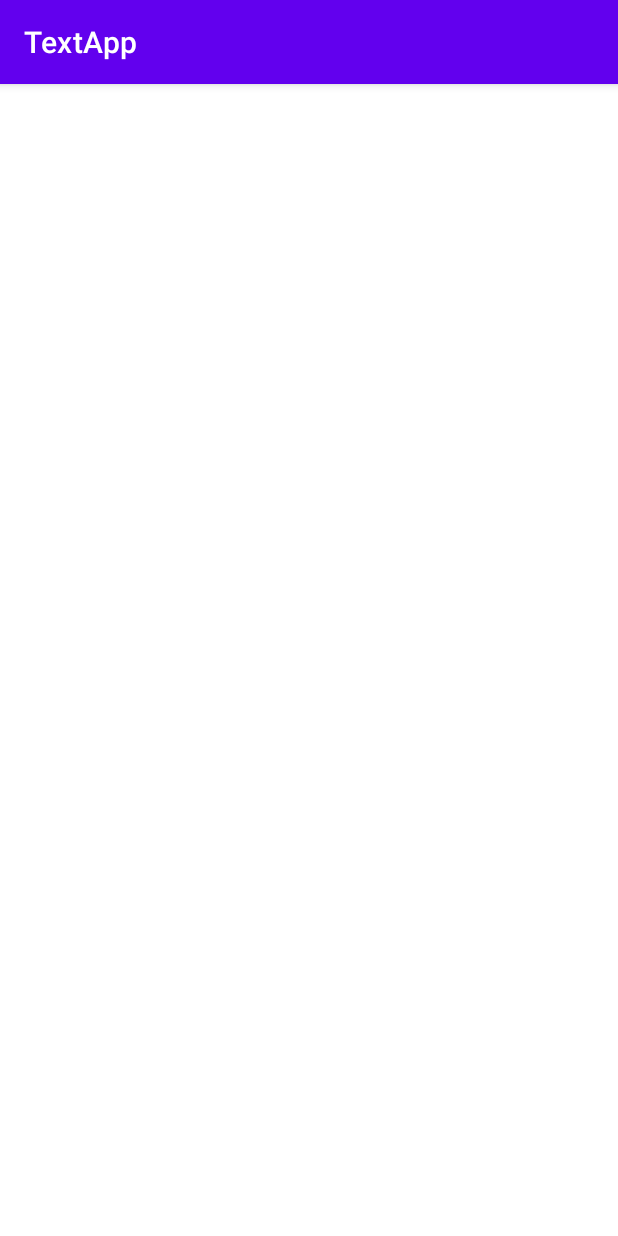
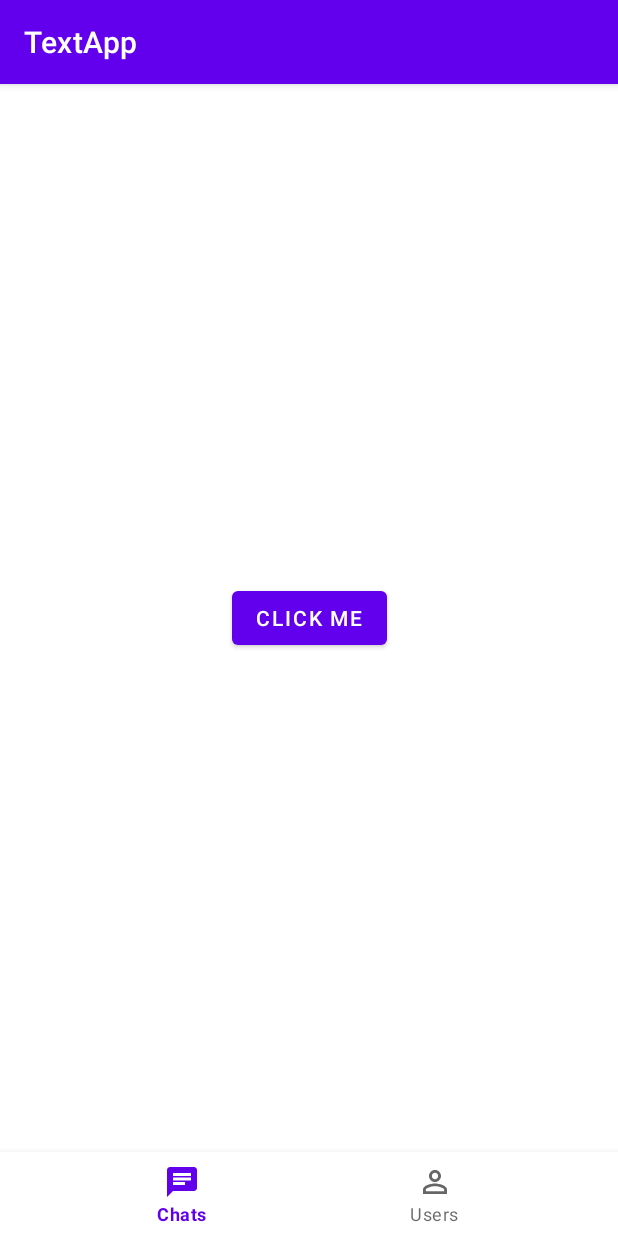
Before and after one commit to anuragsingh23/Text-App, an Android app: the screen it shows after launch (MainActivity), on a phone screen of 412 x 824 dp. Run offline under Robolectric (Android 15) with nearby library versions, the phone set to English and light mode, and no system bars; our stand-ins replace Dagger/Hilt's generated code.

Commit message:
initial setup  done -> navigation ,  dagger ,fragment,activity

```diff
--- a/app/build.gradle
+++ b/app/build.gradle
@@ -79,6 +79,8 @@ dependencies {
     // Declare the dependency for the Firebase Authentication library
     // When using the BoM, you don't specify versions in Firebase library dependencies
     implementation 'com.google.firebase:firebase-auth-ktx'
+    implementation 'com.google.firebase:firebase-analytics:20.0.2'
+    implementation 'com.google.firebase:firebase-auth:21.0.1'
 
     //splash screen 12
     implementation 'androidx.core:core-splashscreen:1.0.0-alpha02'
--- a/app/src/main/java/com/example/textapp/ui/MainActivity.kt
+++ b/app/src/main/java/com/example/textapp/ui/activities/MainActivity.kt
@@ -1,7 +1,8 @@
-package com.example.textapp.ui
+package com.example.textapp.ui.activities
 
 import androidx.appcompat.app.AppCompatActivity
 import android.os.Bundle
+import com.example.textapp.R
 import com.example.textapp.databinding.ActivityMainBinding
 
 class MainActivity : AppCompatActivity() {
@@ -13,4 +14,6 @@ class MainActivity : AppCompatActivity() {
         binding= ActivityMainBinding.inflate(layoutInflater)
         setContentView(binding.root)
     }
+
+
 }
--- a/app/src/main/java/com/example/textapp/ui/fragment/SigninFragment.kt
+++ b/app/src/main/java/com/example/textapp/ui/fragment/SigninFragment.kt
@@ -1,7 +1,30 @@
 package com.example.textapp.ui.fragment
 
+import android.os.Bundle
+import android.view.LayoutInflater
+import android.view.View
+import android.view.ViewGroup
 import androidx.fragment.app.Fragment
+import androidx.navigation.fragment.findNavController
 import com.example.textapp.R
+import com.example.textapp.databinding.FragmentSigninBinding
 
 class SigninFragment: Fragment(R.layout.fragment_signin) {
+
+    private var binding : FragmentSigninBinding? = null
+
+    override fun onCreateView(
+        inflater: LayoutInflater,
+        container: ViewGroup?,
+        savedInstanceState: Bundle?
+    ): View? {
+        binding = FragmentSigninBinding.inflate(layoutInflater,container,false)
+
+        binding?.btn?.setOnClickListener {
+            findNavController().navigate(R.id.action_signinFragment_to_confirmationFragment)
+        }
+        return binding?.root
+
+
+    }
 }
--- a/app/src/main/res/layout/activity_main.xml
+++ b/app/src/main/res/layout/activity_main.xml
@@ -4,7 +4,7 @@ xmlns:app="http://schemas.android.com/apk/res-auto"
 xmlns:tools="http://schemas.android.com/tools"
 android:layout_width="match_parent"
 android:layout_height="match_parent"
-tools:context=".ui.MainActivity">
+tools:context=".ui.activities.MainActivity">
 
 <FrameLayout
     android:id="@+id/flFragment"
@@ -17,12 +17,14 @@ tools:context=".ui.MainActivity">
     app:layout_constraintTop_toTopOf="parent">
 
     <fragment
-        android:id="@+id/newsNavHostFragment"
+        android:id="@+id/auth"
         android:name="androidx.navigation.fragment.NavHostFragment"
         android:layout_width="match_parent"
         android:layout_height="match_parent"
-        app:defaultNavHost="true"
-        app:navGraph="@navigation/nav_graph" />
+        app:navGraph="@navigation/nav_graph"
+        app:defaultNavHost="true" />
+
+
 
 </FrameLayout>
 
--- a/app/src/main/res/layout/fragment_chat.xml
+++ b/app/src/main/res/layout/fragment_chat.xml
@@ -4,12 +4,13 @@
     xmlns:tools="http://schemas.android.com/tools"
     android:layout_width="match_parent"
     android:layout_height="match_parent"
-    tools:context=".ui.MainActivity">
+    tools:context=".ui.activities.MainActivity">
 
     <TextView
         android:layout_width="wrap_content"
         android:layout_height="wrap_content"
-        android:text="Hello World!"
+        android:id="@+id/txt"
+        android:text="@string/chat"
         app:layout_constraintBottom_toBottomOf="parent"
         app:layout_constraintLeft_toLeftOf="parent"
         app:layout_constraintRight_toRightOf="parent"
--- a/app/src/main/res/layout/fragment_confirmation.xml
+++ b/app/src/main/res/layout/fragment_confirmation.xml
@@ -4,7 +4,7 @@
     xmlns:tools="http://schemas.android.com/tools"
     android:layout_width="match_parent"
     android:layout_height="match_parent"
-    tools:context=".ui.MainActivity">
+    tools:context=".ui.activities.MainActivity">
 
     <TextView
         android:layout_width="wrap_content"
--- a/app/src/main/res/layout/fragment_login.xml
+++ b/app/src/main/res/layout/fragment_login.xml
@@ -4,7 +4,7 @@
     xmlns:tools="http://schemas.android.com/tools"
     android:layout_width="match_parent"
     android:layout_height="match_parent"
-    tools:context=".ui.MainActivity">
+    tools:context=".ui.activities.MainActivity">
 
     <TextView
         android:layout_width="wrap_content"
--- a/app/src/main/res/layout/fragment_profile.xml
+++ b/app/src/main/res/layout/fragment_profile.xml
@@ -4,7 +4,7 @@
     xmlns:tools="http://schemas.android.com/tools"
     android:layout_width="match_parent"
     android:layout_height="match_parent"
-    tools:context=".ui.MainActivity">
+    tools:context=".ui.activities.MainActivity">
 
     <TextView
         android:layout_width="wrap_content"
--- a/app/src/main/res/layout/fragment_signin.xml
+++ b/app/src/main/res/layout/fragment_signin.xml
@@ -4,12 +4,13 @@
     xmlns:tools="http://schemas.android.com/tools"
     android:layout_width="match_parent"
     android:layout_height="match_parent"
-    tools:context=".ui.MainActivity">
+    tools:context=".ui.activities.MainActivity">
 
-    <TextView
+    <Button
         android:layout_width="wrap_content"
         android:layout_height="wrap_content"
-        android:text="Hello World!"
+        android:id="@+id/btn"
+        android:text="click me"
         app:layout_constraintBottom_toBottomOf="parent"
         app:layout_constraintLeft_toLeftOf="parent"
         app:layout_constraintRight_toRightOf="parent"
--- a/app/src/main/res/layout/fragment_users.xml
+++ b/app/src/main/res/layout/fragment_users.xml
@@ -4,7 +4,7 @@
     xmlns:tools="http://schemas.android.com/tools"
     android:layout_width="match_parent"
     android:layout_height="match_parent"
-    tools:context=".ui.MainActivity">
+    tools:context=".ui.activities.MainActivity">
 
     <TextView
         android:layout_width="wrap_content"
--- a/app/src/main/res/navigation/nav_graph.xml
+++ b/app/src/main/res/navigation/nav_graph.xml
@@ -1,13 +1,34 @@
 <?xml version="1.0" encoding="utf-8"?>
 <navigation xmlns:android="http://schemas.android.com/apk/res/android"
     xmlns:app="http://schemas.android.com/apk/res-auto"
-    android:id="@+id/nav_graph">
-    <action
-        app:enterAnim="@anim/slide_in_right"
-        app:exitAnim="@anim/slide_out_left"
-        app:popEnterAnim="@anim/slide_in_left"
-        app:popExitAnim="@anim/slide_out_right">
+    android:id="@+id/nav_graph"
+    app:startDestination="@id/signinFragment">
 
-    </action>
+    <fragment
+        android:id="@+id/confirmationFragment"
+        android:name="com.example.textapp.ui.fragment.ConfirmationFragment"
+        android:label="ConfirmationFragment" />
+    <fragment
+        android:id="@+id/loginFragment"
+        android:name="com.example.textapp.ui.fragment.LoginFragment"
+        android:label="LoginFragment" >
+        <action
+            android:id="@+id/action_loginFragment_to_confirmationFragment"
+            app:destination="@id/confirmationFragment" />
+        <action
+            android:id="@+id/action_loginFragment_to_signinFragment"
+            app:destination="@id/signinFragment" />
+    </fragment>
+    <fragment
+        android:id="@+id/signinFragment"
+        android:name="com.example.textapp.ui.fragment.SigninFragment"
+        android:label="SigninFragment" >
+        <action
+            android:id="@+id/action_signinFragment_to_confirmationFragment"
+            app:destination="@id/confirmationFragment" />
+        <action
+            android:id="@+id/action_signinFragment_to_loginFragment"
+            app:destination="@id/loginFragment" />
+    </fragment>
 
 </navigation>
--- a/app/src/main/res/values/strings.xml
+++ b/app/src/main/res/values/strings.xml
@@ -3,4 +3,5 @@
     <string name="chats">Chats</string>
     <string name="profile">Profile</string>
     <string name="users">Users</string>
+    <string name="chat">Chat Fragment</string>
 </resources>
--- a/app/src/main/res/values/themes.xml
+++ b/app/src/main/res/values/themes.xml
@@ -14,16 +14,6 @@
         <!-- Customize your theme here. -->
     </style>
 
-    <style name="SplashTheme" parent="Theme.MaterialComponents.NoActionBar">
-        <item name="android:windowBackground" >@drawable/logo1</item>
-        <item name="colorPrimary">@color/purple_500</item>
-        <item name="colorPrimaryVariant">@color/purple_700</item>
-        <item name="colorOnPrimary">@color/white</item>
-        <!-- Secondary brand color. -->
-        <item name="colorSecondary">@color/teal_200</item>
-        <item name="colorSecondaryVariant">@color/teal_700</item>
-        <item name="colorOnSecondary">@color/black</item>
-    </style>
 
 
 
--- a/build.gradle
+++ b/build.gradle
@@ -8,7 +8,7 @@ buildscript {
         classpath "com.android.tools.build:gradle:7.0.4"
         classpath "org.jetbrains.kotlin:kotlin-gradle-plugin:1.6.10"
         classpath 'com.google.gms:google-services:4.3.10'
-        classpath "android.arch.navigation:navigation-safe-args-gradle-plugin:1.0.0"
+        classpath"androidx.navigation:navigation-safe-args-gradle-plugin:2.3.5"
         classpath"com.google.dagger:hilt-android-gradle-plugin:2.38.1"
 
         // NOTE: Do not place your application dependencies here; they belong
```
Also changed, not shown: app/src/main/AndroidManifest.xml (+1 -11 lines), app/src/main/java/com/example/textapp/ui/fragment/ChatFragment.kt (+27 -1 lines), app/src/main/java/com/example/textapp/ui/fragment/ProfileFragment.kt (deleted, +0 -7 lines), app/src/main/res/menu/bottom_navigation_menu.xml (+1 -7 lines). Lines whose indentation alone changed are shown as unchanged.
